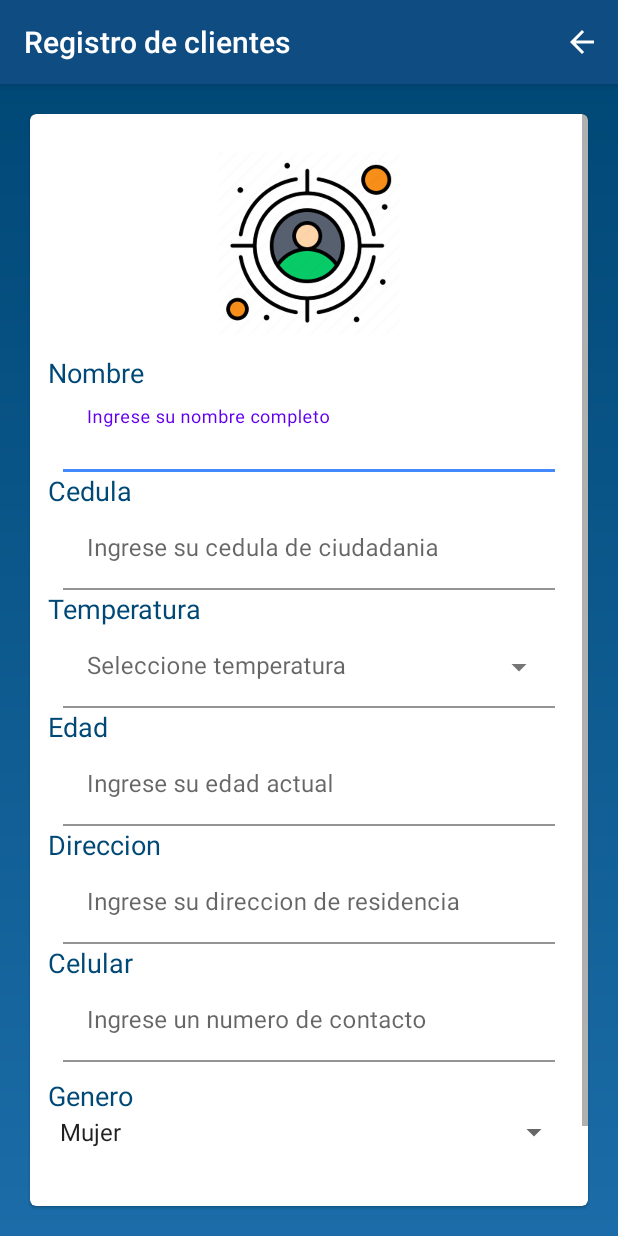
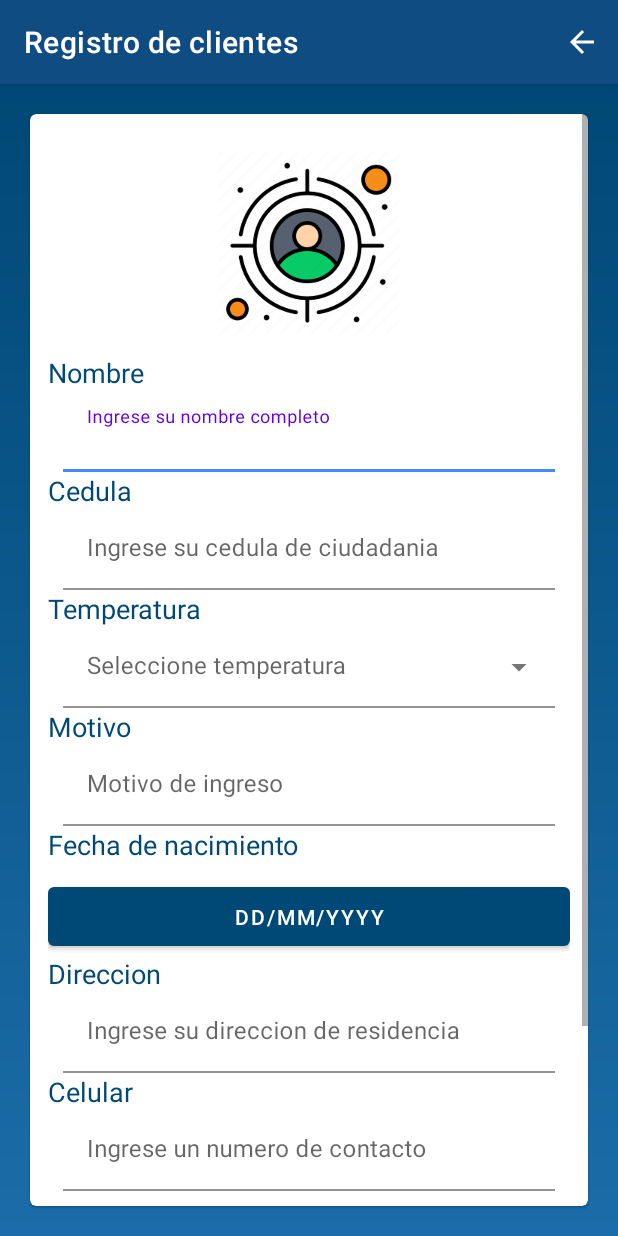
Before and after one commit to i3mDevep/CovidControlApp, an Android app: the ScanClientMainActivity screen opened directly, with no data from a screen before it, on a phone screen of 412 x 824 dp. Run offline under Robolectric (Android 15) with nearby library versions, the phone set to English and light mode, and no system bars; our stand-ins replace Firebase (no records; nobody signed in at launch, a user with empty details on screens opened directly); libraries missing offline, so code that uses them is left out: cn.pedant, com.google.zxing.integration.

Commit message:
add date format clients

```diff
--- a/app/src/main/java/com/ardobot/ardocontrol/scanClients/interactors/ScanClientActivityInteractor.java
+++ b/app/src/main/java/com/ardobot/ardocontrol/scanClients/interactors/ScanClientActivityInteractor.java
@@ -2,6 +2,6 @@ package com.ardobot.ardocontrol.scanClients.interactors;
 
 public interface ScanClientActivityInteractor {
     void proccessReadDoc(String scan, String[] ids);
-    void sendDataFirebase(String idCompany, String idSubCompany, String name, String identification, String temperature, String age, String address, String gender, String readGps, String cellphone);
+    void sendDataFirebase(String idCompany, String idSubCompany, String name, String identification, String temperature, String birth, String address, String gender, String readGps, String cellphone, String cause);
     void searchClient(String idCompany, String identification);
 }
--- a/app/src/main/java/com/ardobot/ardocontrol/scanClients/presenter/ScanClientActivityPresenter.java
+++ b/app/src/main/java/com/ardobot/ardocontrol/scanClients/presenter/ScanClientActivityPresenter.java
@@ -7,5 +7,5 @@ public interface ScanClientActivityPresenter {
     void errorSendData(String err);
     void successSendData();
     void searhClient(String identification);
-    void sendDataFirebase(String name, String identification, String temperature, String age, String address, String gender, String readGps, String cellphone);
+    void sendDataFirebase(String name, String identification, String temperature, String birth, String address, String gender, String readGps, String cellphone, String cause);
 }
--- a/app/src/main/java/com/ardobot/ardocontrol/scanClients/presenter/ScanClientActivityPresenterImpl.java
+++ b/app/src/main/java/com/ardobot/ardocontrol/scanClients/presenter/ScanClientActivityPresenterImpl.java
@@ -56,10 +56,10 @@ public class ScanClientActivityPresenterImpl implements ScanClientActivityPresen
     }
 
     @Override
-    public void sendDataFirebase(String name, String identification, String temperature, String age, String address, String gender, String readGps,  String cellphone) {
+    public void sendDataFirebase(String name, String identification, String temperature, String birth, String address, String gender, String readGps,  String cellphone,  String cause) {
         clientActivityView.enableDialog();
         clientActivityView.disableBtnSend();
         String[] ids = clientActivityView.getIds();
-        clientActivityInteractor.sendDataFirebase(ids[0], ids[1], name, identification, temperature, age, address, gender, readGps, cellphone);
+        clientActivityInteractor.sendDataFirebase(ids[0], ids[1], name, identification, temperature, birth, address, gender, readGps, cellphone, cause);
     }
 }
--- a/app/src/main/java/com/ardobot/ardocontrol/scanClients/view/ScanClientMainActivity.java
+++ b/app/src/main/java/com/ardobot/ardocontrol/scanClients/view/ScanClientMainActivity.java
@@ -11,6 +11,7 @@ import android.location.Address;
 import android.location.Geocoder;
 import android.location.Location;
 import android.os.Bundle;
+import android.util.Log;
 import android.view.Menu;
 import android.view.MenuInflater;
 import android.view.MenuItem;
@@ -28,11 +29,17 @@ import com.ardobot.ardocontrol.menu.view.MenuActivity;
 import com.ardobot.ardocontrol.scanClients.presenter.ScanClientActivityPresenter;
 import com.ardobot.ardocontrol.scanClients.presenter.ScanClientActivityPresenterImpl;
 import com.ardobot.ardocontrol.scanPeople.view.ScanPeopleActivity;
+import com.google.android.material.datepicker.MaterialDatePicker;
+import com.google.android.material.datepicker.MaterialPickerOnPositiveButtonClickListener;
 import com.google.zxing.integration.android.IntentIntegrator;
 import com.google.zxing.integration.android.IntentResult;
 
 import java.io.IOException;
+import java.text.ParsePosition;
+import java.text.SimpleDateFormat;
+import java.util.Date;
 import java.util.List;
+import java.util.TimeZone;
 
 public class ScanClientMainActivity extends AppCompatActivity implements ScanClientActivityView {
 
@@ -40,13 +47,15 @@ public class ScanClientMainActivity extends AppCompatActivity implements ScanCli
 
     private ScanClientActivityPresenter activityPresentor;
 
-    private EditText name, identification, age, address, celphone, temperature;
+    private EditText name, identification, address, celphone, temperature, cause;
     private Spinner gender;
     private LoadingClient loadingClient;
-    private Button btn_send;
+    private Button btn_send, birth;
 
     private ArdoApplication ardoApplication;
     private CustomeGps customeGps;
+
+    private MaterialDatePicker<Long> picker;
 
     @Override
     protected void onCreate(Bundle savedInstanceState) {
@@ -55,13 +64,32 @@ public class ScanClientMainActivity extends AppCompatActivity implements ScanCli
 
         name = (EditText) findViewById(R.id.text_name);
         identification = (EditText) findViewById(R.id.document);
-        age = (EditText) findViewById(R.id.age);
+        birth = (Button) findViewById(R.id.btn_born);
         address = (EditText) findViewById(R.id.address);
         celphone = (EditText) findViewById(R.id.text_cellphone);
         gender = (Spinner) findViewById(R.id.gender_options);
         temperature = (EditText) findViewById(R.id.dropTemperature);
+        cause = (EditText) findViewById(R.id.cause);
+
         btn_send = (Button) findViewById(R.id.btn_send_doc_client);
         btn_send.setEnabled(true);
+
+        MaterialDatePicker.Builder<Long> builder = MaterialDatePicker.Builder.datePicker();
+        builder.setTitleText(R.string.select_date);
+        picker = builder.build();
+
+        picker.addOnPositiveButtonClickListener(new MaterialPickerOnPositiveButtonClickListener<Long>() {
+            @Override
+            public void onPositiveButtonClick(Long selection) {
+
+                TimeZone timeZoneUTC = TimeZone.getDefault();
+                int offsetFromUTC = timeZoneUTC.getOffset(new Date().getTime()) * -1;
+
+                SimpleDateFormat simpleFormat = new SimpleDateFormat("dd/MM/yyyy");
+                Date date = new Date(selection + offsetFromUTC);
+                birth.setText(simpleFormat.format(date));
+            }
+        });
 
         loadingClient = new LoadingClient(this);
 
@@ -71,6 +99,7 @@ public class ScanClientMainActivity extends AppCompatActivity implements ScanCli
 
         customeGps = new CustomeGps(this);
     }
+
     @Override
     public boolean onOptionsItemSelected(MenuItem item) {
         switch (item.getItemId()) {
@@ -127,6 +156,9 @@ public class ScanClientMainActivity extends AppCompatActivity implements ScanCli
             Toast.makeText(getApplicationContext(), "Error this message is null", Toast.LENGTH_LONG).show();
         }
     }
+    public void openDatePicker(View view){
+        picker.show(getSupportFragmentManager(), picker.toString());
+    }
     public void clickReadDoc(View view){
         new IntentIntegrator(this)
                 .setOrientationLocked(false)
@@ -146,11 +178,12 @@ public class ScanClientMainActivity extends AppCompatActivity implements ScanCli
                         name.getText().toString(),
                         identification.getText().toString(),
                         temperature.getText().toString(),
-                        age.getText().toString(),
+                        birth.getText().toString(),
                         address.getText().toString(),
                         gender.getSelectedItem().toString(),
                         addresses.get(0).getAddressLine(0),
-                        celphone.getText().toString()
+                        celphone.getText().toString(),
+                        cause.getText().toString()
                         );
             } catch (IOException e) {
                 Toast.makeText(getApplicationContext(), "No fue posible extraer una direccion para esas coordenadas", Toast.LENGTH_SHORT).show();
@@ -164,7 +197,7 @@ public class ScanClientMainActivity extends AppCompatActivity implements ScanCli
     public void successReadDoc(String[] data) {
         identification.setText(data[0]);
         name.setText(data[1]);
-        age.setText(data[3]);
+        birth.setText(data[3]);
         address.setText(data[4]);
         celphone.setText(data[5]);
         if(data[2].equals("Hombre")){
@@ -178,15 +211,22 @@ public class ScanClientMainActivity extends AppCompatActivity implements ScanCli
     public void clearTexts() {
         identification.setText("");
         name.setText("");
-        age.setText("");
+        birth.setText("");
         address.setText("");
         celphone.setText("");
         temperature.setText("");
+        cause.setText("");
     }
 
     @Override
     public void errorReadDoc(String err) {
         Toast.makeText(getApplicationContext(), err, Toast.LENGTH_LONG).show();
+        name.setText("");
+        birth.setText("");
+        address.setText("");
+        celphone.setText("");
+        temperature.setText("");
+        cause.setText("");
     }
 
     @Override
--- a/app/src/main/res/layout/activity_scan_client_main.xml
+++ b/app/src/main/res/layout/activity_scan_client_main.xml
@@ -141,17 +141,16 @@
                 android:layout_width="match_parent"
                 android:layout_height="wrap_content"
                 android:orientation="horizontal">
-
                 <TextView
                     android:layout_width="wrap_content"
                     android:layout_height="wrap_content"
-                    android:text="@string/formage"
+                    android:text="@string/formcause"
                     android:textColor="@color/primaryDarkColor"
-                    android:textSize="8pt"/>
+                    android:textSize="8pt" />
             </LinearLayout>
 
             <com.google.android.material.textfield.TextInputLayout
-                android:id="@+id/cage"
+                android:id="@+id/ccause"
                 style="@style/Widget.MaterialComponents.TextInputLayout.FilledBox.Dense"
                 android:layout_width="match_parent"
                 app:boxBackgroundColor="@color/editColorWhite"
@@ -165,13 +164,39 @@
                 app:layout_constraintTop_toBottomOf="@+id/card_title">
 
                 <com.google.android.material.textfield.TextInputEditText
-                    android:id="@+id/age"
+                    android:id="@+id/cause"
                     android:layout_width="match_parent"
                     android:layout_height="wrap_content"
-                    android:hint="Ingrese su edad actual"
-                    android:inputType="numberSigned" />
+                    android:hint="Motivo de ingreso"
+                    android:inputType="text" />
 
             </com.google.android.material.textfield.TextInputLayout>
+            <LinearLayout
+                android:layout_width="match_parent"
+                android:layout_height="wrap_content"
+                android:orientation="horizontal">
+
+                <TextView
+                    android:layout_width="wrap_content"
+                    android:layout_height="wrap_content"
+                    android:text="@string/formborn"
+                    android:textColor="@color/primaryDarkColor"
+                    android:textSize="8pt"/>
+            </LinearLayout>
+
+            <com.google.android.material.button.MaterialButton
+                android:layout_marginTop="@dimen/padding_form_user"
+                android:id="@+id/btn_born"
+                android:layout_width="match_parent"
+                android:layout_height="wrap_content"
+                android:textColor="@color/editColorWhite"
+                android:textColorHighlight="@color/editColorWhite"
+                android:textColorHint="@color/editColorWhite"
+                app:backgroundTint="@color/primaryDarkColor"
+                android:hint="DD/MM/YYYY"
+                android:padding="@dimen/padding_form_user"
+                android:onClick="openDatePicker"
+                />
             <LinearLayout
                 android:layout_width="match_parent"
                 android:layout_height="wrap_content"
--- a/app/src/main/res/layout/custome_barcode.xml
+++ b/app/src/main/res/layout/custome_barcode.xml
@@ -7,7 +7,7 @@
         android:layout_width="match_parent"
         android:layout_height="match_parent"
         android:id="@+id/zxing_barcode_surface"
-        app:zxing_framing_rect_width="@dimen/lector_width"
+        app:zxing_framing_rect_width="500dp"
         app:zxing_framing_rect_height="@dimen/lector_heigh"/>
 
     <com.journeyapps.barcodescanner.ViewfinderView
--- a/app/src/main/res/values/strings.xml
+++ b/app/src/main/res/values/strings.xml
@@ -41,6 +41,9 @@
     <string name="formaddress">Direccion</string>
     <string name="formcellphone">Celular</string>
     <string name="btn_scan_search">Buscar</string>
+    <string name="select_date">Selecciona fecha</string>
+    <string name="formborn">Fecha de nacimiento</string>
+    <string name="formcause">Motivo</string>
     <string-array name="quest2_data">
         <item>Fiebre</item>
         <item>Tos</item>
--- a/app/src/main/res/values/styles.xml
+++ b/app/src/main/res/values/styles.xml
@@ -1,6 +1,6 @@
 <resources>
     <!-- Base application theme. -->
-    <style name="AppTheme" parent="Theme.AppCompat.Light.DarkActionBar">
+    <style name="AppTheme" parent="Theme.MaterialComponents.Light.DarkActionBar">
         <!-- Customize your theme here. -->
         <item name="colorPrimary">@color/primaryColor</item>
         <item name="colorPrimaryDark">@color/primaryDarkColor</item>
```
Also changed, not shown: app/src/main/java/com/ardobot/ardocontrol/scanClients/interactors/ScanClientActivityInteractorImpl.java (+26 -15 lines).
